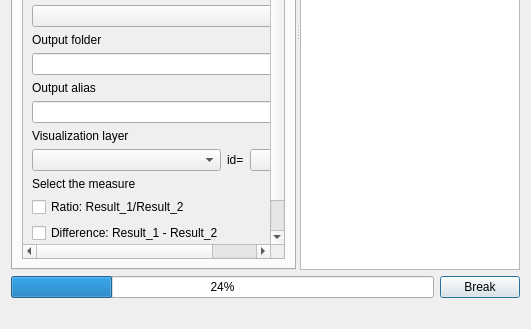
Above: UI/relative.ui from ishusterman/tau_net_calc before the change; both pictures show x 0 to 531 and y 215 to 544 of the 531 by 544 pixel window. Below: the same form after it.
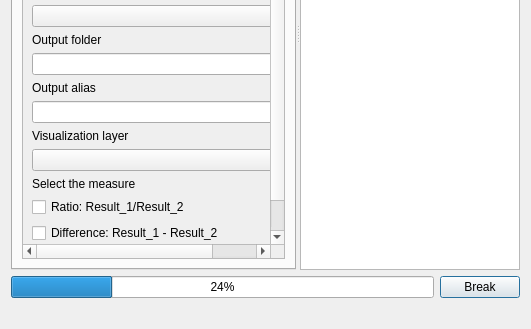
That is the form after the change. Custom widgets are drawn as their Qt base class.

The edit to the form file:
```diff
--- a/UI/relative.ui
+++ b/UI/relative.ui
@@ -81,10 +81,10 @@
           <widget class="QWidget" name="scrollAreaWidgetContents_2">
            <property name="geometry">
             <rect>
-             <x>0</x>
-             <y>0</y>
-             <width>301</width>
-             <height>496</height>
+             <x>-97</x>
+             <y>-182</y>
+             <width>345</width>
+             <height>548</height>
             </rect>
            </property>
            <property name="sizePolicy">
@@ -244,25 +244,9 @@
                  <widget class="QComboBox" name="cbVisLayers"/>
                 </item>
                 <item>
-                 <widget class="QLabel" name="label_4">
-                  <property name="sizePolicy">
-                   <sizepolicy hsizetype="Fixed" vsizetype="Preferred">
-                    <horstretch>0</horstretch>
-                    <verstretch>0</verstretch>
-                   </sizepolicy>
-                  </property>
+                 <widget class="QToolButton" name="toolButtonViz">
                   <property name="text">
-                   <string>id=</string>
-                  </property>
-                 </widget>
-                </item>
-                <item>
-                 <widget class="QComboBox" name="cbVisLayers_fields">
-                  <property name="sizePolicy">
-                   <sizepolicy hsizetype="Fixed" vsizetype="Minimum">
-                    <horstretch>0</horstretch>
-                    <verstretch>0</verstretch>
-                   </sizepolicy>
+                   <string>...</string>
                   </property>
                  </widget>
                 </item>
@@ -395,6 +379,13 @@
    </item>
   </layout>
  </widget>
+ <customwidgets>
+  <customwidget>
+   <class>QgsMapLayerComboBox</class>
+   <extends>QComboBox</extends>
+   <header>qgsmaplayercombobox.h</header>
+  </customwidget>
+ </customwidgets>
  <tabstops>
   <tabstop>textInfo</tabstop>
   <tabstop>tabWidget</tabstop>
```
Left out of the diff: 2 changed lines with no effect on the pictures.
